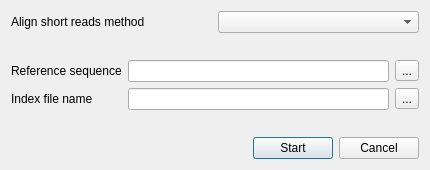
Qt form src/corelibs/U2View/src/util_dna_assembly/ui/BuildIndexFromRefDialog.ui (dualword/ugene-qt4) before a commit.
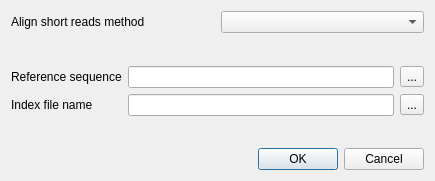
The same form after that commit.

The edit to the form file:
```diff
--- a/src/corelibs/U2View/src/util_dna_assembly/ui/BuildIndexFromRefDialog.ui
+++ b/src/corelibs/U2View/src/util_dna_assembly/ui/BuildIndexFromRefDialog.ui
@@ -6,36 +6,33 @@
    <rect>
     <x>0</x>
     <y>0</y>
-    <width>430</width>
-    <height>170</height>
+    <width>435</width>
+    <height>181</height>
    </rect>
   </property>
   <property name="sizePolicy">
-   <sizepolicy hsizetype="Minimum" vsizetype="Fixed">
+   <sizepolicy hsizetype="Minimum" vsizetype="Preferred">
     <horstretch>0</horstretch>
     <verstretch>0</verstretch>
    </sizepolicy>
   </property>
-  <property name="minimumSize">
-   <size>
-    <width>430</width>
-    <height>170</height>
-   </size>
-  </property>
-  <property name="maximumSize">
-   <size>
-    <width>16777215</width>
-    <height>170</height>
-   </size>
-  </property>
   <property name="windowTitle">
    <string>Build Index</string>
   </property>
   <layout class="QGridLayout" name="gridLayout_2">
+   <property name="sizeConstraint">
+    <enum>QLayout::SetMinAndMaxSize</enum>
+   </property>
    <item row="0" column="0">
     <layout class="QVBoxLayout" name="verticalLayout">
+     <property name="sizeConstraint">
+      <enum>QLayout::SetMinAndMaxSize</enum>
+     </property>
      <item>
       <layout class="QHBoxLayout" name="horizontalLayout_2">
+       <property name="sizeConstraint">
+        <enum>QLayout::SetMinAndMaxSize</enum>
+       </property>
        <item>
         <widget class="QLabel" name="label_3">
          <property name="toolTip">
@@ -70,6 +67,9 @@
      </item>
      <item>
       <layout class="QGridLayout" name="gridLayout">
+       <property name="sizeConstraint">
+        <enum>QLayout::SetMinAndMaxSize</enum>
+       </property>
        <item row="0" column="0">
         <widget class="QLabel" name="label_2">
          <property name="toolTip">
@@ -134,44 +134,20 @@
        <property name="sizeHint" stdset="0">
         <size>
          <width>409</width>
-         <height>10</height>
+         <height>0</height>
         </size>
        </property>
       </spacer>
      </item>
-     <item>
-      <layout class="QHBoxLayout" name="horizontalLayout">
-       <item>
-        <spacer name="horizontalSpacer">
-         <property name="orientation">
-          <enum>Qt::Horizontal</enum>
-         </property>
-         <property name="sizeHint" stdset="0">
-          <size>
-           <width>40</width>
-           <height>20</height>
-          </size>
-         </property>
-        </spacer>
-       </item>
-       <item>
-        <widget class="QPushButton" name="buildButton">
-         <property name="text">
-          <string>Start</string>
-         </property>
-        </widget>
-       </item>
-       <item>
-        <widget class="QPushButton" name="cancelButton">
-         <property name="text">
-          <string>Cancel</string>
-         </property>
-        </widget>
-       </item>
-      </layout>
-     </item>
     </layout>
    </item>
+   <item row="1" column="0">
+    <widget class="QDialogButtonBox" name="buttonBox">
+     <property name="standardButtons">
+      <set>QDialogButtonBox::Cancel|QDialogButtonBox::Ok</set>
+     </property>
+    </widget>
+   </item>
   </layout>
  </widget>
  <resources/>
```
Left out of the diff: 24 changed lines with no effect on the pictures.
